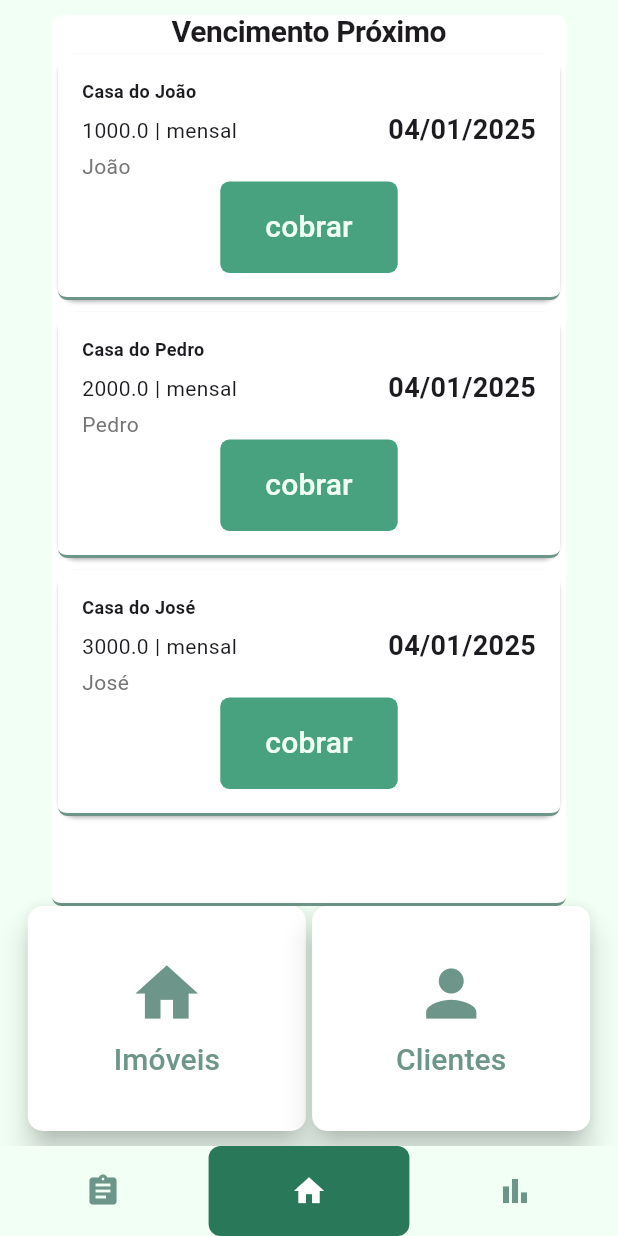
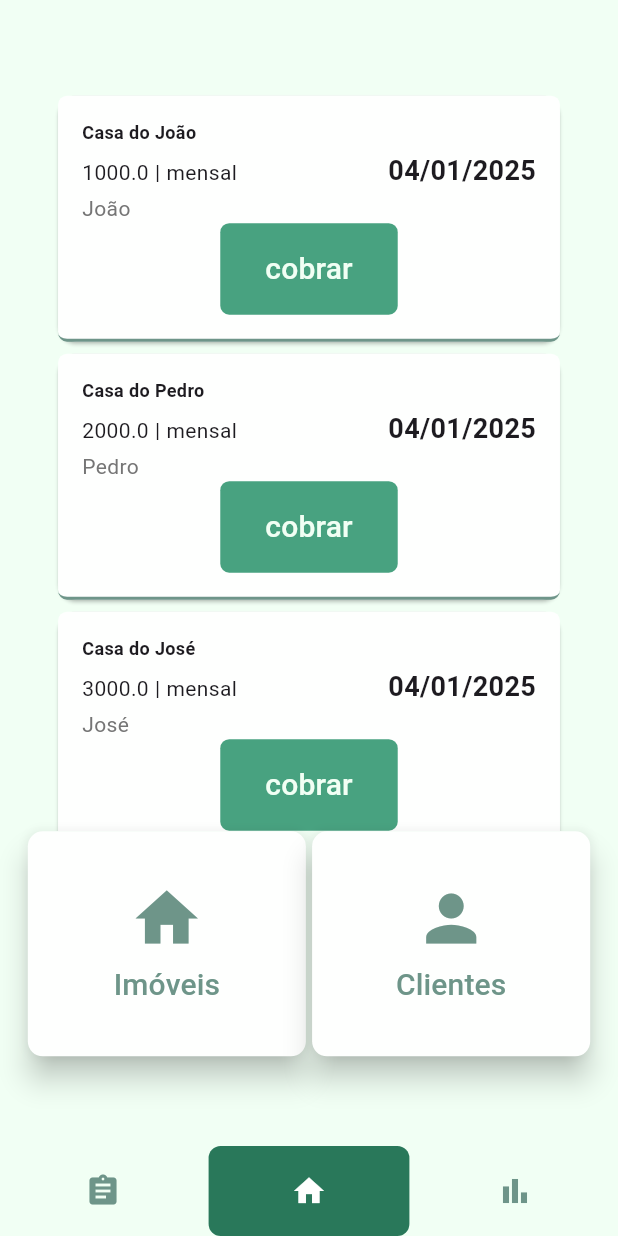
Before and after one commit to moisescunhapimentel/trabalho-pratico3-prog4, a Flutter app: the screen it shows after launch, item 2 of the bottom bar chosen, on a phone screen of 412 x 824 dp. Run offline on Flutter 3.47's test engine with Material 3 defaults, Android fonts, the phone set to English and light mode, and no system bars; our stand-ins replace drift; accounts and stored records are empty; generated files the repository leaves out were written again; Roboto replaces fonts that are missing (Concert One).

Commit message:
Alterar estilização em VencimentoProximoList

```diff
--- a/lib/ui/widgets/vencimento_proximo_list.dart
+++ b/lib/ui/widgets/vencimento_proximo_list.dart
@@ -9,27 +9,12 @@ class VencimentoProximoList extends StatelessWidget {
   @override
   Widget build(BuildContext context) {
     var larguraScreen = MediaQuery.of(context).size.width;
-
-    return Expanded(
-      flex: 2,
-      child: Container(
+    var alturaScreen = MediaQuery.of(context).size.height;
+    return Container(
+      height: alturaScreen * 0.6,
         margin: EdgeInsets.symmetric(horizontal: larguraScreen * 0.06),
-        decoration: BoxDecoration(
-          color: surfaceColor,
-          borderRadius: BorderRadius.circular(6),
-          border: const Border(
-            bottom: BorderSide(
-              width: 2,
-              color: highlightSoft,
-            ),
-          ),
-        ),
         child: ListView(
-
           children: [
-            Center(child: Text("Vencimento Próximo",
-                style: Theme.of(context).textTheme.displayLarge),),
-
             VencimentoProximoCard(
               nomeImovel: 'Casa do João',
               nomeInquelino: 'João',
@@ -56,7 +41,7 @@ class VencimentoProximoList extends StatelessWidget {
             ),
           ],
         ),
-      ),
+
     );
   }
 }
```
